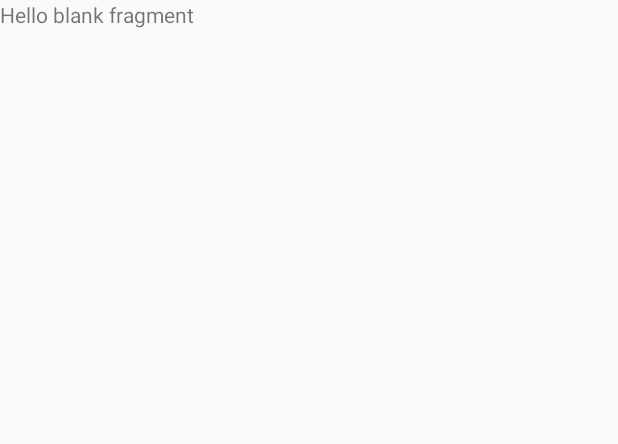
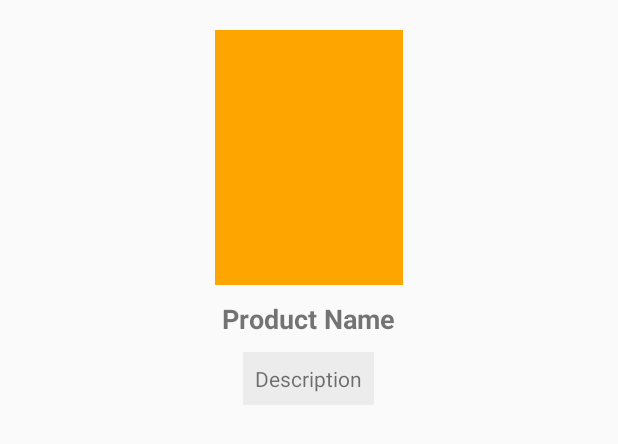
Before and after one commit to suvee01/FoodGATE, an Android app: the layout fragment_productdetails.xml on its own in the app's theme, with its tools: preview values and no code run, on a phone screen of 412 x 824 dp. Shown: the top 444 px of the screen. Run offline under Robolectric (Android 15) with nearby library versions, the phone set to English and light mode, and no system bars.

Commit message:
view product

```diff
--- /dev/null
+++ b/app/src/main/java/Adapter/ProductviewAdapter.java
@@ -0,0 +1,4 @@
+package Adapter;
+
+public class ProductviewAdapter {
+}
--- a/app/src/main/java/com/example/onlineliquorfinal/Fragment/DashboardFragment.java
+++ b/app/src/main/java/com/example/onlineliquorfinal/Fragment/DashboardFragment.java
@@ -4,6 +4,7 @@ package com.example.onlineliquorfinal.Fragment;
 import android.os.Bundle;
 
 import androidx.fragment.app.Fragment;
+import androidx.recyclerview.widget.GridLayoutManager;
 import androidx.recyclerview.widget.LinearLayoutManager;
 import androidx.recyclerview.widget.RecyclerView;
 
@@ -40,6 +41,7 @@ public class DashboardFragment extends Fragment {
 
 
 
+
     @Override
     public View onCreateView(LayoutInflater inflater, ViewGroup container,
                              Bundle savedInstanceState) {
@@ -48,13 +50,14 @@ public class DashboardFragment extends Fragment {
         cat_recyclerview= view.findViewById(R.id.cat_recyclerview);
         rv_product= view.findViewById(R.id.recyproduct);
 
+
         CategoryAdapter categoryAdapter= new CategoryAdapter(getContext(),lstcat);
         cat_recyclerview.setAdapter(categoryAdapter);
         cat_recyclerview.setLayoutManager(new LinearLayoutManager(getContext(),RecyclerView.HORIZONTAL,false));
 
         ProductAdapter productAdapter= new ProductAdapter(getContext(),lstproduct);
         rv_product.setAdapter(productAdapter);
-        rv_product.setLayoutManager(new LinearLayoutManager(getContext(),RecyclerView.HORIZONTAL,false));
+        rv_product.setLayoutManager(new GridLayoutManager(getContext(),3));
 
 
         return view;
--- a/app/src/main/res/layout/fragment_productdetails.xml
+++ b/app/src/main/res/layout/fragment_productdetails.xml
@@ -1,14 +1,52 @@
 <?xml version="1.0" encoding="utf-8"?>
-<FrameLayout xmlns:android="http://schemas.android.com/apk/res/android"
+<LinearLayout xmlns:android="http://schemas.android.com/apk/res/android"
     xmlns:tools="http://schemas.android.com/tools"
     android:layout_width="match_parent"
     android:layout_height="match_parent"
     tools:context=".Fragment.ProductdetailsFragment">
 
-    <!-- TODO: Update blank fragment layout -->
-    <TextView
+
+<androidx.core.widget.NestedScrollView
+    android:layout_width="match_parent"
+    android:layout_height="match_parent"
+    android:layout_margin="10dp"
+    android:padding="10dp">
+
+    <LinearLayout
         android:layout_width="match_parent"
         android:layout_height="match_parent"
-        android:text="@string/hello_blank_fragment" />
+        android:gravity="center"
+        android:orientation="vertical">
+    <ImageView
+        android:id="@+id/productdetails"
+        android:layout_width="125dp"
+        android:layout_height="170dp"
+        android:background="@color/orange"
+        android:scaleType="centerCrop"/>
 
-</FrameLayout>
+    <TextView
+        android:id="@+id/txtname"
+        android:layout_width="wrap_content"
+        android:layout_height="wrap_content"
+        android:text="Product Name"
+        android:layout_marginTop="10dp"
+        android:textSize="18sp"
+        android:textStyle="bold"/>
+
+        <TextView
+            android:layout_width="wrap_content"
+            android:layout_height="wrap_content"
+            android:text="Description"
+            android:background="#edecec"
+            android:padding="8dp"
+            android:layout_marginTop="10dp"/>
+
+
+
+
+
+    </LinearLayout>
+
+</androidx.core.widget.NestedScrollView>
+
+</LinearLayout>
```
Also changed, not shown: app/src/main/java/com/example/onlineliquorfinal/DashboardActivity.java (+15 -6 lines).
